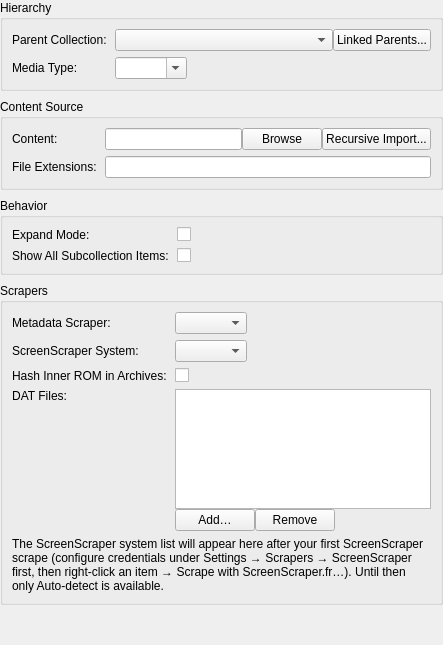
This is src/ui/dialogs/settings/configurationpanel.ui in EtherAura/Kartend as Qt 5 draws it before an edit. The edited form follows.
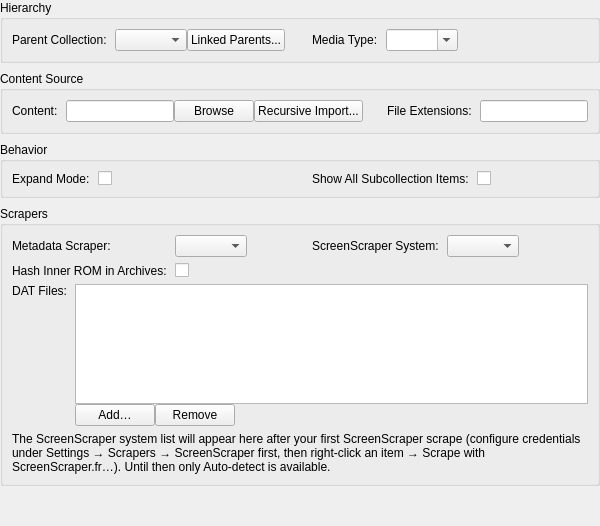
This is the edited form.

```diff
--- a/src/ui/dialogs/settings/configurationpanel.ui
+++ b/src/ui/dialogs/settings/configurationpanel.ui
@@ -11,16 +11,29 @@
    <item>
     <widget class="QGroupBox" name="configHierarchyGroupBox">
      <property name="title"><string>Hierarchy</string></property>
-     <layout class="QFormLayout" name="configHierarchyFormLayout">
+     <!-- Two-column section: two equal-width column wrappers side by side. -->
+     <layout class="QHBoxLayout" name="configHierarchyRowLayout">
+      <property name="spacing"><number>24</number></property>
+      <item>
+       <widget class="QWidget" name="configHierarchyColLeft" native="true">
+        <property name="sizePolicy">
+         <sizepolicy hsizetype="Expanding" vsizetype="Preferred"><horstretch>0</horstretch><verstretch>0</verstretch></sizepolicy>
+        </property>
+        <layout class="QFormLayout" name="configHierarchyFormLeft">
+         <property name="formAlignment"><set>Qt::AlignmentFlag::AlignLeft|Qt::AlignmentFlag::AlignTop</set></property>
       <property name="horizontalSpacing"><number>8</number></property>
       <property name="verticalSpacing"><number>6</number></property>
-      <property name="fieldGrowthPolicy"><enum>QFormLayout::FieldGrowthPolicy::ExpandingFieldsGrow</enum></property>
+         <property name="leftMargin"><number>0</number></property>
+         <property name="topMargin"><number>0</number></property>
+         <property name="rightMargin"><number>0</number></property>
+         <property name="bottomMargin"><number>0</number></property>
+         <property name="fieldGrowthPolicy"><enum>QFormLayout::FieldGrowthPolicy::FieldsStayAtSizeHint</enum></property>
       <item row="0" column="0"><widget class="QLabel" name="label_parentCollection"><property name="text"><string>Parent Collection:</string></property></widget></item>
       <item row="0" column="1">
        <layout class="QHBoxLayout" name="parentCollectionLayout">
         <item>
          <widget class="QComboBox" name="parentCollectionComboBox">
-          <property name="sizePolicy"><sizepolicy hsizetype="Expanding" vsizetype="Fixed"><horstretch>0</horstretch><verstretch>0</verstretch></sizepolicy></property>
+             <property name="minimumWidth"><number>140</number></property>
           <property name="toolTip"><string>Select parent collection to make this a subcollection</string></property>
          </widget>
         </item>
@@ -32,18 +45,51 @@
         </item>
        </layout>
       </item>
-      <item row="1" column="0"><widget class="QLabel" name="label_collectionType"><property name="text"><string>Media Type:</string></property></widget></item>
-      <item row="1" column="1"><widget class="QComboBox" name="collectionTypeComboBox"><property name="editable"><bool>true</bool></property><property name="toolTip"><string>Free-form category label (e.g. Games, Movies, Music). Subcollections inherit the nearest tagged ancestor when left blank. The toolbar type filter shows only subcollection tiles whose effective type matches.</string></property></widget></item>
+        </layout>
+       </widget>
+      </item>
+      <item>
+       <widget class="QWidget" name="configHierarchyColRight" native="true">
+        <property name="sizePolicy">
+         <sizepolicy hsizetype="Expanding" vsizetype="Preferred"><horstretch>0</horstretch><verstretch>0</verstretch></sizepolicy>
+        </property>
+        <layout class="QFormLayout" name="configHierarchyFormRight">
+         <property name="formAlignment"><set>Qt::AlignmentFlag::AlignLeft|Qt::AlignmentFlag::AlignTop</set></property>
+         <property name="horizontalSpacing"><number>8</number></property>
+         <property name="verticalSpacing"><number>6</number></property>
+         <property name="leftMargin"><number>0</number></property>
+         <property name="topMargin"><number>0</number></property>
+         <property name="rightMargin"><number>0</number></property>
+         <property name="bottomMargin"><number>0</number></property>
+         <property name="fieldGrowthPolicy"><enum>QFormLayout::FieldGrowthPolicy::FieldsStayAtSizeHint</enum></property>
+         <item row="0" column="0"><widget class="QLabel" name="label_collectionType"><property name="text"><string>Media Type:</string></property></widget></item>
+         <item row="0" column="1"><widget class="QComboBox" name="collectionTypeComboBox"><property name="minimumWidth"><number>140</number></property><property name="editable"><bool>true</bool></property><property name="toolTip"><string>Free-form category label (e.g. Games, Movies, Music). Subcollections inherit the nearest tagged ancestor when left blank. The toolbar type filter shows only subcollection tiles whose effective type matches.</string></property></widget></item>
+        </layout>
+       </widget>
+      </item>
      </layout>
     </widget>
    </item>
    <item>
     <widget class="QGroupBox" name="configContentGroupBox">
      <property name="title"><string>Content Source</string></property>
-     <layout class="QFormLayout" name="configContentFormLayout">
+     <!-- Two-column section: two equal-width column wrappers side by side. -->
+     <layout class="QHBoxLayout" name="configContentRowLayout">
+      <property name="spacing"><number>24</number></property>
+      <item>
+       <widget class="QWidget" name="configContentColLeft" native="true">
+        <property name="sizePolicy">
+         <sizepolicy hsizetype="Expanding" vsizetype="Preferred"><horstretch>0</horstretch><verstretch>0</verstretch></sizepolicy>
+        </property>
+        <layout class="QFormLayout" name="configContentFormLeft">
+         <property name="formAlignment"><set>Qt::AlignmentFlag::AlignLeft|Qt::AlignmentFlag::AlignTop</set></property>
       <property name="horizontalSpacing"><number>8</number></property>
       <property name="verticalSpacing"><number>6</number></property>
-      <property name="fieldGrowthPolicy"><enum>QFormLayout::FieldGrowthPolicy::ExpandingFieldsGrow</enum></property>
+         <property name="leftMargin"><number>0</number></property>
+         <property name="topMargin"><number>0</number></property>
+         <property name="rightMargin"><number>0</number></property>
+         <property name="bottomMargin"><number>0</number></property>
+         <property name="fieldGrowthPolicy"><enum>QFormLayout::FieldGrowthPolicy::FieldsStayAtSizeHint</enum></property>
       <item row="0" column="0"><widget class="QLabel" name="label_romDir"><property name="text"><string>Content:</string></property></widget></item>
       <item row="0" column="1">
        <layout class="QHBoxLayout" name="contentDirLayout">
@@ -52,40 +98,137 @@
         <item><widget class="QPushButton" name="recursiveImportContentButton"><property name="toolTip"><string>Create subcollections matching the directory structure</string></property><property name="text"><string>Recursive Import...</string></property></widget></item>
        </layout>
       </item>
-      <item row="1" column="0"><widget class="QLabel" name="label_fileExtensions"><property name="text"><string>File Extensions:</string></property></widget></item>
-      <item row="1" column="1"><widget class="QLineEdit" name="fileExtensionsLineEdit"><property name="toolTip"><string>Comma-separated list of file extensions to include</string></property></widget></item>
+        </layout>
+       </widget>
+      </item>
+      <item>
+       <widget class="QWidget" name="configContentColRight" native="true">
+        <property name="sizePolicy">
+         <sizepolicy hsizetype="Expanding" vsizetype="Preferred"><horstretch>0</horstretch><verstretch>0</verstretch></sizepolicy>
+        </property>
+        <layout class="QFormLayout" name="configContentFormRight">
+         <property name="formAlignment"><set>Qt::AlignmentFlag::AlignLeft|Qt::AlignmentFlag::AlignTop</set></property>
+         <property name="horizontalSpacing"><number>8</number></property>
+         <property name="verticalSpacing"><number>6</number></property>
+         <property name="leftMargin"><number>0</number></property>
+         <property name="topMargin"><number>0</number></property>
+         <property name="rightMargin"><number>0</number></property>
+         <property name="bottomMargin"><number>0</number></property>
+         <property name="fieldGrowthPolicy"><enum>QFormLayout::FieldGrowthPolicy::FieldsStayAtSizeHint</enum></property>
+         <item row="0" column="0"><widget class="QLabel" name="label_fileExtensions"><property name="text"><string>File Extensions:</string></property></widget></item>
+         <item row="0" column="1"><widget class="QLineEdit" name="fileExtensionsLineEdit"><property name="toolTip"><string>Comma-separated list of file extensions to include</string></property></widget></item>
+        </layout>
+       </widget>
+      </item>
      </layout>
     </widget>
    </item>
    <item>
     <widget class="QGroupBox" name="configBehaviorGroupBox">
      <property name="title"><string>Behavior</string></property>
-     <layout class="QFormLayout" name="configBehaviorFormLayout">
+     <!-- Two-column section: two equal-width column wrappers side by side. -->
+     <layout class="QHBoxLayout" name="configBehaviorRowLayout">
+      <property name="spacing"><number>24</number></property>
+      <item>
+       <widget class="QWidget" name="configBehaviorColLeft" native="true">
+        <property name="sizePolicy">
+         <sizepolicy hsizetype="Expanding" vsizetype="Preferred"><horstretch>0</horstretch><verstretch>0</verstretch></sizepolicy>
+        </property>
+        <layout class="QFormLayout" name="configBehaviorFormLeft">
+         <property name="formAlignment"><set>Qt::AlignmentFlag::AlignLeft|Qt::AlignmentFlag::AlignTop</set></property>
       <property name="horizontalSpacing"><number>8</number></property>
       <property name="verticalSpacing"><number>6</number></property>
-      <property name="fieldGrowthPolicy"><enum>QFormLayout::FieldGrowthPolicy::ExpandingFieldsGrow</enum></property>
+         <property name="leftMargin"><number>0</number></property>
+         <property name="topMargin"><number>0</number></property>
+         <property name="rightMargin"><number>0</number></property>
+         <property name="bottomMargin"><number>0</number></property>
+         <property name="fieldGrowthPolicy"><enum>QFormLayout::FieldGrowthPolicy::FieldsStayAtSizeHint</enum></property>
       <item row="0" column="0"><widget class="QLabel" name="label_expandMode"><property name="text"><string>Expand Mode:</string></property></widget></item>
       <item row="0" column="1"><widget class="QCheckBox" name="expandModeCheckBox"><property name="toolTip"><string>Two-stage activation: first double-click or Enter expands the artwork preview; a second activation on the same item launches it.</string></property><property name="text"><string/></property></widget></item>
-      <item row="1" column="0"><widget class="QLabel" name="label_showAllSubcollectionItems"><property name="text"><string>Show All Subcollection Items:</string></property></widget></item>
-      <item row="1" column="1"><widget class="QCheckBox" name="showAllSubcollectionItemsCheckBox"><property name="toolTip"><string>Mix items from subcollections with parent collection items, sorted alphabetically</string></property><property name="text"><string/></property></widget></item>
+        </layout>
+       </widget>
+      </item>
+      <item>
+       <widget class="QWidget" name="configBehaviorColRight" native="true">
+        <property name="sizePolicy">
+         <sizepolicy hsizetype="Expanding" vsizetype="Preferred"><horstretch>0</horstretch><verstretch>0</verstretch></sizepolicy>
+        </property>
+        <layout class="QFormLayout" name="configBehaviorFormRight">
+         <property name="formAlignment"><set>Qt::AlignmentFlag::AlignLeft|Qt::AlignmentFlag::AlignTop</set></property>
+         <property name="horizontalSpacing"><number>8</number></property>
+         <property name="verticalSpacing"><number>6</number></property>
+         <property name="leftMargin"><number>0</number></property>
+         <property name="topMargin"><number>0</number></property>
+         <property name="rightMargin"><number>0</number></property>
+         <property name="bottomMargin"><number>0</number></property>
+         <property name="fieldGrowthPolicy"><enum>QFormLayout::FieldGrowthPolicy::FieldsStayAtSizeHint</enum></property>
+         <item row="0" column="0"><widget class="QLabel" name="label_showAllSubcollectionItems"><property name="text"><string>Show All Subcollection Items:</string></property></widget></item>
+         <item row="0" column="1"><widget class="QCheckBox" name="showAllSubcollectionItemsCheckBox"><property name="toolTip"><string>Mix items from subcollections with parent collection items, sorted alphabetically</string></property><property name="text"><string/></property></widget></item>
+        </layout>
+       </widget>
+      </item>
      </layout>
     </widget>
    </item>
    <item>
     <widget class="QGroupBox" name="configScrapersGroupBox">
      <property name="title"><string>Scrapers</string></property>
-     <layout class="QFormLayout" name="configScrapersFormLayout">
+     <layout class="QVBoxLayout" name="configScrapersOuterLayout">
+      <property name="spacing"><number>6</number></property>
+      <item>
+       <!-- Two-column section: two equal-width column wrappers side by side. -->
+       <layout class="QHBoxLayout" name="configScrapersRowLayout">
+        <property name="spacing"><number>24</number></property>
+        <item>
+         <widget class="QWidget" name="configScrapersColLeft" native="true">
+          <property name="sizePolicy">
+           <sizepolicy hsizetype="Expanding" vsizetype="Preferred"><horstretch>0</horstretch><verstretch>0</verstretch></sizepolicy>
+          </property>
+          <layout class="QFormLayout" name="configScrapersFormLeft">
+           <property name="formAlignment"><set>Qt::AlignmentFlag::AlignLeft|Qt::AlignmentFlag::AlignTop</set></property>
       <property name="horizontalSpacing"><number>8</number></property>
       <property name="verticalSpacing"><number>6</number></property>
-      <property name="fieldGrowthPolicy"><enum>QFormLayout::FieldGrowthPolicy::ExpandingFieldsGrow</enum></property>
+           <property name="leftMargin"><number>0</number></property>
+           <property name="topMargin"><number>0</number></property>
+           <property name="rightMargin"><number>0</number></property>
+           <property name="bottomMargin"><number>0</number></property>
+           <property name="fieldGrowthPolicy"><enum>QFormLayout::FieldGrowthPolicy::FieldsStayAtSizeHint</enum></property>
       <item row="0" column="0"><widget class="QLabel" name="label_scraperProvider"><property name="text"><string>Metadata Scraper:</string></property></widget></item>
-      <item row="0" column="1"><widget class="QComboBox" name="scraperProviderComboBox"><property name="toolTip"><string>Metadata scraper for this collection. Automatic resolves a provider by matching the collection type; pick one explicitly to scrape a custom-typed collection.</string></property></widget></item>
-      <item row="1" column="0"><widget class="QLabel" name="label_screenscraperSystem"><property name="text"><string>ScreenScraper System:</string></property></widget></item>
-      <item row="1" column="1"><widget class="QComboBox" name="screenscraperSystemComboBox"><property name="toolTip"><string>Override ScreenScraper.fr's per-collection system id. Leave on Auto-detect to let Kartend pick from the collection's name / type / extensions.</string></property></widget></item>
-      <item row="2" column="0"><widget class="QLabel" name="label_screenscraperHashArchive"><property name="text"><string>Hash Inner ROM in Archives:</string></property></widget></item>
-      <item row="2" column="1"><widget class="QCheckBox" name="screenscraperHashArchiveCheckBox"><property name="toolTip"><string>When the scraped item is a .zip / .7z / etc., extract it and hash the inner ROM rather than the outer archive — much higher ScreenScraper match accuracy. Turn off to skip the extraction cost for huge archives.</string></property><property name="text"><string/></property></widget></item>
-      <item row="3" column="0"><widget class="QLabel" name="label_datFiles"><property name="text"><string>DAT Files:</string></property><property name="alignment"><set>Qt::AlignmentFlag::AlignTop|Qt::AlignmentFlag::AlignRight</set></property></widget></item>
-      <item row="3" column="1">
+           <item row="0" column="1"><widget class="QComboBox" name="scraperProviderComboBox"><property name="minimumWidth"><number>140</number></property><property name="toolTip"><string>Metadata scraper for this collection. Automatic resolves a provider by matching the collection type; pick one explicitly to scrape a custom-typed collection.</string></property></widget></item>
+           <item row="1" column="0"><widget class="QLabel" name="label_screenscraperHashArchive"><property name="text"><string>Hash Inner ROM in Archives:</string></property></widget></item>
+           <item row="1" column="1"><widget class="QCheckBox" name="screenscraperHashArchiveCheckBox"><property name="toolTip"><string>When the scraped item is a .zip / .7z / etc., extract it and hash the inner ROM rather than the outer archive — much higher ScreenScraper match accuracy. Turn off to skip the extraction cost for huge archives.</string></property><property name="text"><string/></property></widget></item>
+          </layout>
+         </widget>
+        </item>
+        <item>
+         <widget class="QWidget" name="configScrapersColRight" native="true">
+          <property name="sizePolicy">
+           <sizepolicy hsizetype="Expanding" vsizetype="Preferred"><horstretch>0</horstretch><verstretch>0</verstretch></sizepolicy>
+          </property>
+          <layout class="QFormLayout" name="configScrapersFormRight">
+           <property name="formAlignment"><set>Qt::AlignmentFlag::AlignLeft|Qt::AlignmentFlag::AlignTop</set></property>
+           <property name="horizontalSpacing"><number>8</number></property>
+           <property name="verticalSpacing"><number>6</number></property>
+           <property name="leftMargin"><number>0</number></property>
+           <property name="topMargin"><number>0</number></property>
+           <property name="rightMargin"><number>0</number></property>
+           <property name="bottomMargin"><number>0</number></property>
+           <property name="fieldGrowthPolicy"><enum>QFormLayout::FieldGrowthPolicy::FieldsStayAtSizeHint</enum></property>
+           <item row="0" column="0"><widget class="QLabel" name="label_screenscraperSystem"><property name="text"><string>ScreenScraper System:</string></property></widget></item>
+           <item row="0" column="1"><widget class="QComboBox" name="screenscraperSystemComboBox"><property name="minimumWidth"><number>140</number></property><property name="toolTip"><string>Override ScreenScraper.fr's per-collection system id. Leave on Auto-detect to let Kartend pick from the collection's name / type / extensions.</string></property></widget></item>
+          </layout>
+         </widget>
+        </item>
+       </layout>
+      </item>
+      <item>
+       <!-- Full-width: the DAT file list needs the room. -->
+       <layout class="QFormLayout" name="configScrapersDatFormLayout">
+        <property name="horizontalSpacing"><number>8</number></property>
+        <property name="verticalSpacing"><number>6</number></property>
+        <property name="fieldGrowthPolicy"><enum>QFormLayout::FieldGrowthPolicy::ExpandingFieldsGrow</enum></property>
+        <item row="0" column="0"><widget class="QLabel" name="label_datFiles"><property name="text"><string>DAT Files:</string></property><property name="alignment"><set>Qt::AlignmentFlag::AlignTop|Qt::AlignmentFlag::AlignRight</set></property></widget></item>
+        <item row="0" column="1">
        <layout class="QVBoxLayout" name="datFilesLayout">
         <item>
          <widget class="QListWidget" name="datFilesListWidget">
@@ -104,7 +247,9 @@
         </item>
        </layout>
       </item>
-      <item row="4" column="0" colspan="2">
+       </layout>
+      </item>
+      <item>
        <widget class="QLabel" name="screenscraperSystemHintLabel">
         <property name="wordWrap"><bool>true</bool></property>
         <property name="text"><string>The ScreenScraper system list will appear here after your first ScreenScraper scrape (configure credentials under Settings → Scrapers → ScreenScraper first, then right-click an item → Scrape with ScreenScraper.fr…). Until then only Auto-detect is available.</string></property>
```
Lines whose indentation alone changed are shown as unchanged.
